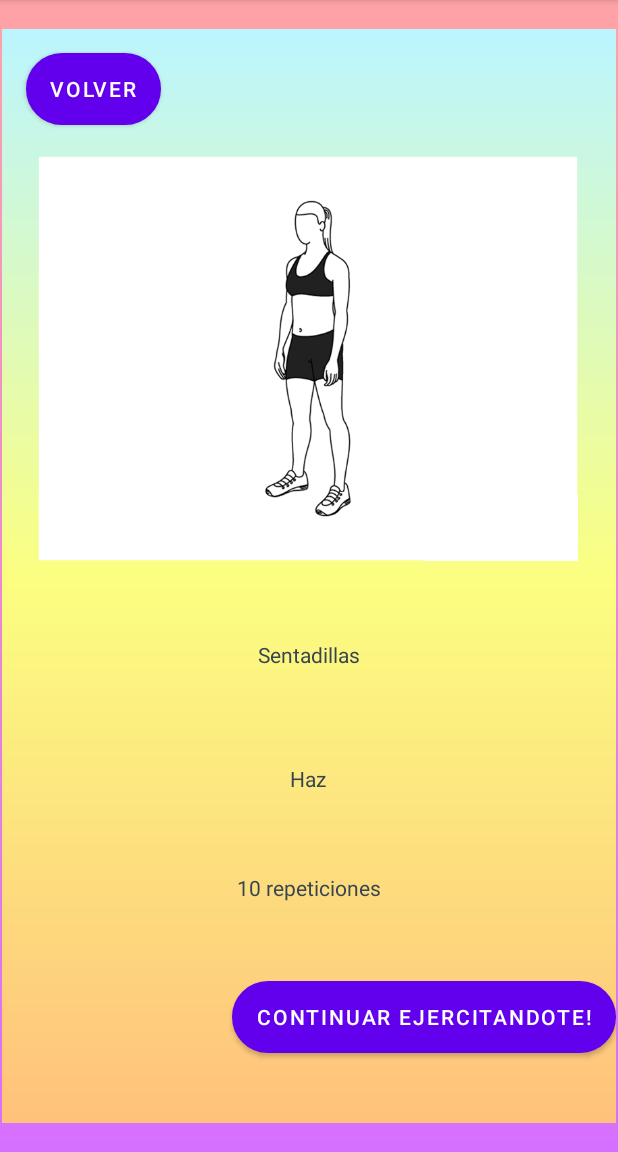
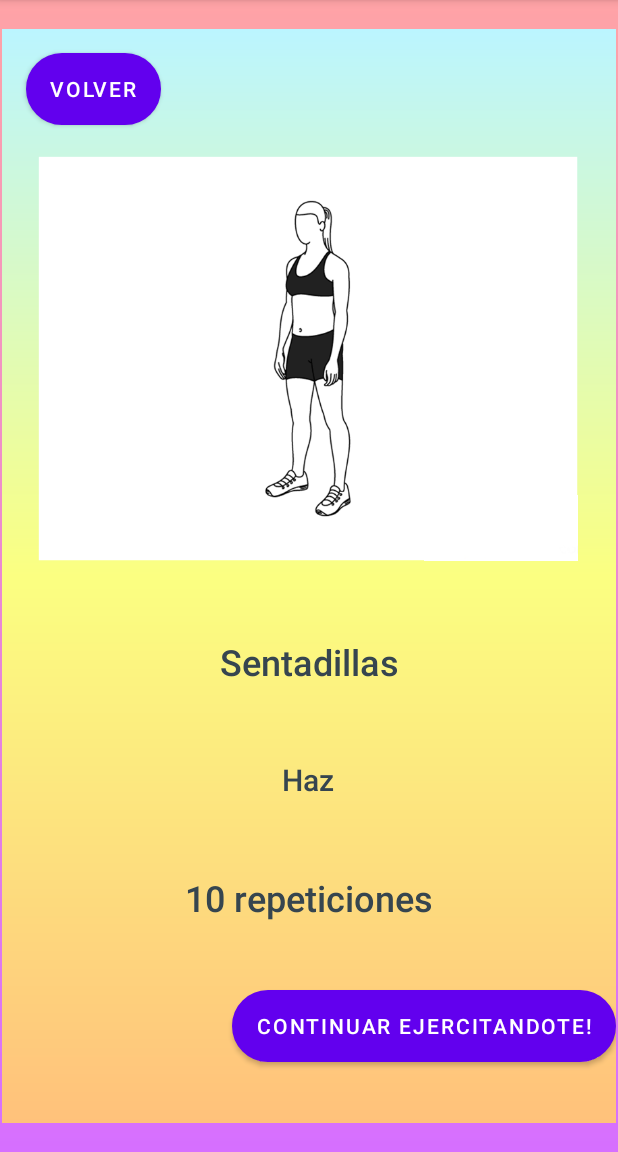
Before and after one commit to MarlieR-321/Proyecto_Moviles, an Android app: the Ejercicio2Fragment screen opened through its navigation route, after a tap on "COMENCEMOS!", on a phone screen of 412 x 824 dp, the part 84-1236 px from its top. Run offline under Robolectric (Android 15) with nearby library versions, the phone set to English and light mode, and no system bars.

Commit message:
Ejercicios v8 Gerald

```diff
--- a/app/src/main/res/layout/fragment_ejercicio2.xml
+++ b/app/src/main/res/layout/fragment_ejercicio2.xml
@@ -37,7 +37,9 @@
         android:id="@+id/textView"
         android:layout_width="wrap_content"
         android:layout_height="wrap_content"
+        android:fontFamily="sans-serif-medium"
         android:textColor="@color/charcoal"
+        android:textSize="20sp"
         app:layout_constraintBottom_toBottomOf="parent"
         app:layout_constraintEnd_toEndOf="parent"
         app:layout_constraintHorizontal_bias="0.498"
@@ -49,8 +51,10 @@
         android:id="@+id/tvEjercicios"
         android:layout_width="wrap_content"
         android:layout_height="wrap_content"
+        android:fontFamily="sans-serif-medium"
         android:text="Estas Listo!?"
         android:textColor="@color/charcoal"
+        android:textSize="24sp"
         app:layout_constraintBottom_toBottomOf="parent"
         app:layout_constraintEnd_toEndOf="parent"
         app:layout_constraintStart_toStartOf="parent"
@@ -61,7 +65,9 @@
         android:id="@+id/tvTempoRep"
         android:layout_width="wrap_content"
         android:layout_height="wrap_content"
+        android:fontFamily="sans-serif-medium"
         android:textColor="@color/charcoal"
+        android:textSize="24sp"
         app:layout_constraintBottom_toBottomOf="parent"
         app:layout_constraintEnd_toEndOf="parent"
         app:layout_constraintStart_toStartOf="parent"
--- a/app/src/main/res/layout/fragment_ejercicio3.xml
+++ b/app/src/main/res/layout/fragment_ejercicio3.xml
@@ -37,7 +37,9 @@
         android:id="@+id/textView"
         android:layout_width="wrap_content"
         android:layout_height="wrap_content"
+        android:fontFamily="sans-serif-medium"
         android:textColor="@color/charcoal"
+        android:textSize="20sp"
         app:layout_constraintBottom_toBottomOf="parent"
         app:layout_constraintEnd_toEndOf="parent"
         app:layout_constraintHorizontal_bias="0.498"
@@ -49,8 +51,10 @@
         android:id="@+id/tvEjercicios"
         android:layout_width="wrap_content"
         android:layout_height="wrap_content"
+        android:fontFamily="sans-serif-medium"
         android:text="Estas Listo!?"
         android:textColor="@color/charcoal"
+        android:textSize="24sp"
         app:layout_constraintBottom_toBottomOf="parent"
         app:layout_constraintEnd_toEndOf="parent"
         app:layout_constraintStart_toStartOf="parent"
@@ -61,7 +65,9 @@
         android:id="@+id/tvTempoRep"
         android:layout_width="wrap_content"
         android:layout_height="wrap_content"
+        android:fontFamily="sans-serif-medium"
         android:textColor="@color/charcoal"
+        android:textSize="24sp"
         app:layout_constraintBottom_toBottomOf="parent"
         app:layout_constraintEnd_toEndOf="parent"
         app:layout_constraintStart_toStartOf="parent"
--- a/app/src/main/res/layout/fragment_ejercicio4.xml
+++ b/app/src/main/res/layout/fragment_ejercicio4.xml
@@ -37,7 +37,9 @@
         android:id="@+id/textView"
         android:layout_width="wrap_content"
         android:layout_height="wrap_content"
+        android:fontFamily="sans-serif-medium"
         android:textColor="@color/charcoal"
+        android:textSize="20sp"
         app:layout_constraintBottom_toBottomOf="parent"
         app:layout_constraintEnd_toEndOf="parent"
         app:layout_constraintHorizontal_bias="0.498"
@@ -49,8 +51,10 @@
         android:id="@+id/tvEjercicios"
         android:layout_width="wrap_content"
         android:layout_height="wrap_content"
+        android:fontFamily="sans-serif-medium"
         android:text="Estas Listo!?"
         android:textColor="@color/charcoal"
+        android:textSize="24sp"
         app:layout_constraintBottom_toBottomOf="parent"
         app:layout_constraintEnd_toEndOf="parent"
         app:layout_constraintStart_toStartOf="parent"
@@ -61,7 +65,9 @@
         android:id="@+id/tvTempoRep"
         android:layout_width="wrap_content"
         android:layout_height="wrap_content"
+        android:fontFamily="sans-serif-medium"
         android:textColor="@color/charcoal"
+        android:textSize="24sp"
         app:layout_constraintBottom_toBottomOf="parent"
         app:layout_constraintEnd_toEndOf="parent"
         app:layout_constraintStart_toStartOf="parent"
--- a/app/src/main/res/layout/fragment_ejercicio5.xml
+++ b/app/src/main/res/layout/fragment_ejercicio5.xml
@@ -37,7 +37,9 @@
         android:id="@+id/textView"
         android:layout_width="wrap_content"
         android:layout_height="wrap_content"
+        android:fontFamily="sans-serif-medium"
         android:textColor="@color/charcoal"
+        android:textSize="20sp"
         app:layout_constraintBottom_toBottomOf="parent"
         app:layout_constraintEnd_toEndOf="parent"
         app:layout_constraintHorizontal_bias="0.498"
@@ -49,8 +51,10 @@
         android:id="@+id/tvEjercicios"
         android:layout_width="wrap_content"
         android:layout_height="wrap_content"
+        android:fontFamily="sans-serif-medium"
         android:text="Estas Listo!?"
         android:textColor="@color/charcoal"
+        android:textSize="24sp"
         app:layout_constraintBottom_toBottomOf="parent"
         app:layout_constraintEnd_toEndOf="parent"
         app:layout_constraintStart_toStartOf="parent"
@@ -61,7 +65,9 @@
         android:id="@+id/tvTempoRep"
         android:layout_width="wrap_content"
         android:layout_height="wrap_content"
+        android:fontFamily="sans-serif-medium"
         android:textColor="@color/charcoal"
+        android:textSize="24sp"
         app:layout_constraintBottom_toBottomOf="parent"
         app:layout_constraintEnd_toEndOf="parent"
         app:layout_constraintStart_toStartOf="parent"
--- a/app/src/main/res/layout/fragment_ejercicios.xml
+++ b/app/src/main/res/layout/fragment_ejercicios.xml
@@ -37,7 +37,9 @@
         android:id="@+id/textView"
         android:layout_width="wrap_content"
         android:layout_height="wrap_content"
+        android:fontFamily="sans-serif-medium"
         android:textColor="@color/charcoal"
+        android:textSize="20sp"
         app:layout_constraintBottom_toBottomOf="parent"
         app:layout_constraintEnd_toEndOf="parent"
         app:layout_constraintHorizontal_bias="0.498"
@@ -49,8 +51,10 @@
         android:id="@+id/tvEjercicios"
         android:layout_width="wrap_content"
         android:layout_height="wrap_content"
+        android:fontFamily="sans-serif-medium"
         android:text="Estas Listo!?"
         android:textColor="@color/charcoal"
+        android:textSize="24sp"
         app:layout_constraintBottom_toBottomOf="parent"
         app:layout_constraintEnd_toEndOf="parent"
         app:layout_constraintStart_toStartOf="parent"
@@ -61,7 +65,9 @@
         android:id="@+id/tvTempoRep"
         android:layout_width="wrap_content"
         android:layout_height="wrap_content"
+        android:fontFamily="sans-serif-medium"
         android:textColor="@color/charcoal"
+        android:textSize="24sp"
         app:layout_constraintBottom_toBottomOf="parent"
         app:layout_constraintEnd_toEndOf="parent"
         app:layout_constraintStart_toStartOf="parent"
```
